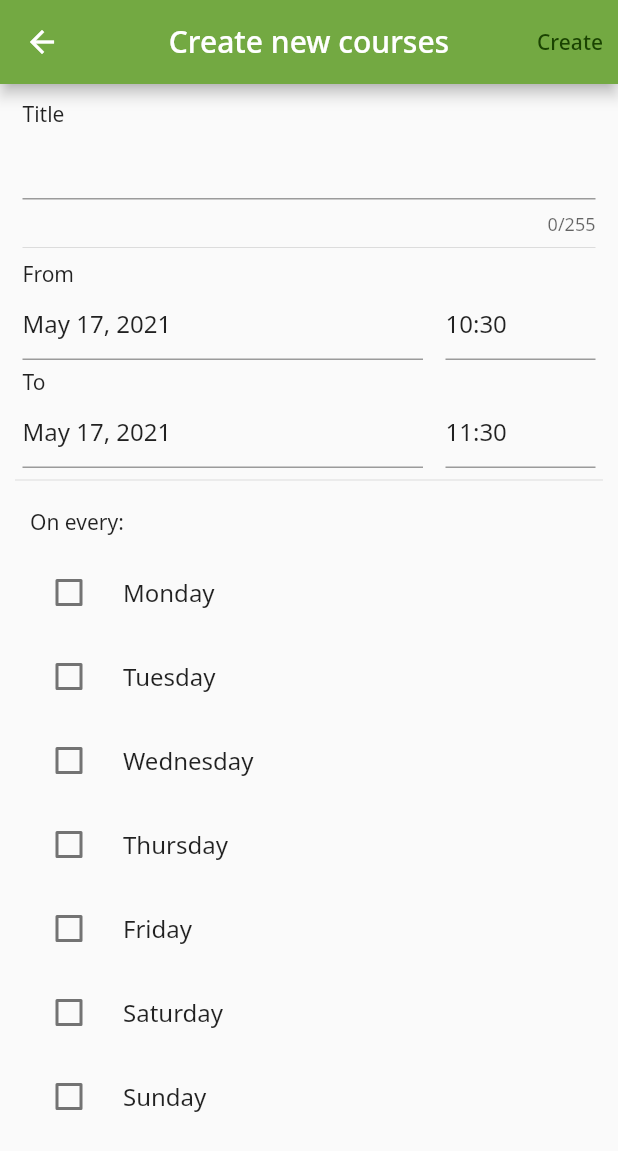
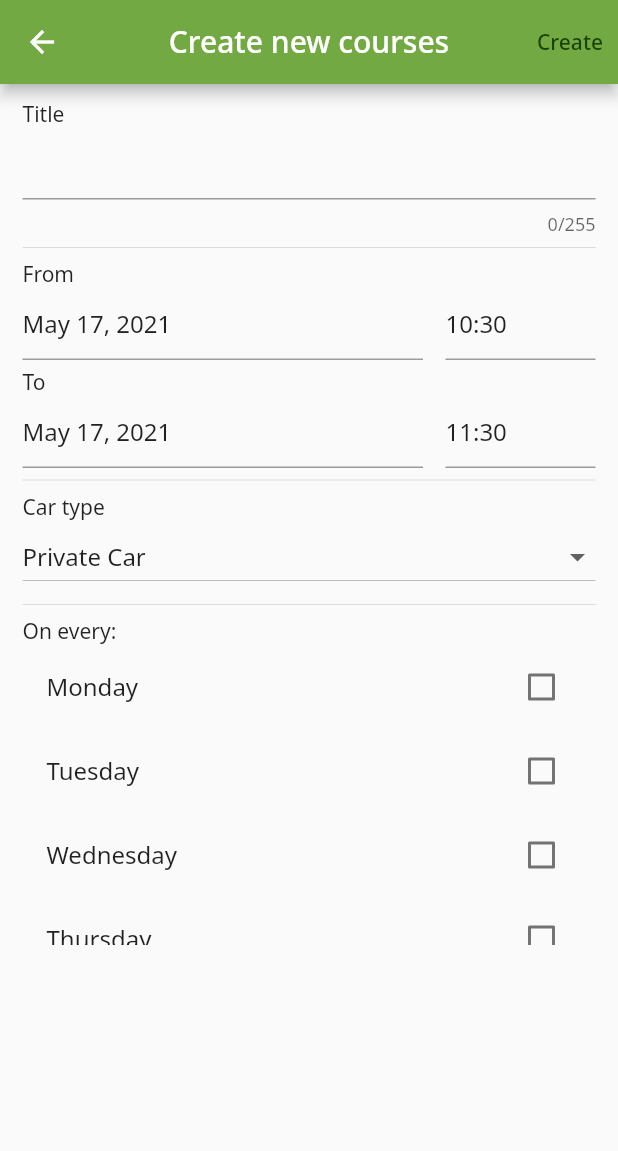
Before and after one commit to IVE-CW-IT114105-2A-FYP-Group2/one-take-pass-remake, a Flutter app: the OTPCalenderEventAdder screen opened directly, after a tap on "Create", on a phone screen of 412 x 824 dp. Shown: the top 1151 px of the screen. Run offline on Flutter 3.47's test engine with Material 2 defaults, Android fonts, the phone set to English and light mode, and no system bars; drawn by our look-alikes of date_time_picker; our stand-ins replace dio, flutter_login, font_awesome_flutter, shared_preferences, table_calendar; accounts and stored records are empty; network calls fail.

```diff
--- /dev/null
+++ b/lib/api/calendar/calendar.dart
@@ -0,0 +1,4 @@
+abstract class CalendarInterface {
+  DateTime get start;
+  DateTime get end;
+}
--- a/lib/pages/index.dart
+++ b/lib/pages/index.dart
@@ -87,7 +87,7 @@ class _OTPIndex extends State<OTPIndex> {
           },
           child: Icon(Icons.add),
           mini: false,
-          tooltip: "Add events",
+          tooltip: "Add courses",
         );
       default:
         return null;
@@ -124,9 +124,9 @@ class _OTPIndex extends State<OTPIndex> {
 class UserIdentify extends StatelessWidget {
   static bool _firstTime = true;
   final Widget Function(UserREST) child;
-  UserREST _currentLoginUser;
+  //UserREST _currentLoginUser;
 
-  UserREST get currentLoginUser => _currentLoginUser;
+  //UserREST get currentLoginUser => _currentLoginUser;
 
   UserIdentify({@required this.child});
 
--- a/lib/pages/subpages/calender.dart
+++ b/lib/pages/subpages/calender.dart
@@ -1,4 +1,5 @@
 import 'dart:async';
+import 'dart:convert';
 
 import 'package:date_time_picker/date_time_picker.dart';
 import 'package:flutter/cupertino.dart' show CupertinoIcons;
@@ -6,6 +7,8 @@ import 'package:flutter/material.dart';
 import 'package:flutter/services.dart';
 
 import 'package:intl/intl.dart' show DateFormat;
+import 'package:intl/date_symbol_data_local.dart';
+import 'package:one_take_pass_remake/api/userdata/login_request.dart';
 import 'package:one_take_pass_remake/main.dart' show routeObserver;
 import 'package:one_take_pass_remake/themes.dart';
 import 'package:table_calendar/table_calendar.dart';
@@ -44,17 +47,6 @@ class _OTPCalender extends State<OTPCalender> with RouteAware {
   @override
   void didPopNext() {
     setState(() {});
-  }
-
-  ///Show empty string if [dt] is null
-  ///
-  ///That because some event don't store in dateTime in Google Calendar
-  String _timeDisplayHandler(DateTime dt) {
-    try {
-      return DateFormat("Hm").format(dt);
-    } catch (null_datetime) {
-      return "";
-    }
   }
 
   ///All interface about calendar
@@ -195,16 +187,23 @@ class OTPCalenderEventAdder extends StatefulWidget {
 
 ///An interface that add a event to Google Calendar
 class _OTPCalenderEventAdder extends State<OTPCalenderEventAdder> {
-  ///Selected which day will repeated
-  final Map<String, bool> _selectedDay = {
-    "mon": false,
-    "tue": false,
-    "wed": false,
-    "thur": false,
-    "fri": false,
-    "sat": false,
-    "sun": false
+  static final List<String> _availableCarTypes = [
+    "Private Car",
+    "Goods Vehicle",
+    "Bus"
+  ];
+
+  final Map<int, bool> _wdMapper = {
+    DateTime.monday: false,
+    DateTime.tuesday: false,
+    DateTime.wednesday: false,
+    DateTime.thursday: false,
+    DateTime.friday: false,
+    DateTime.saturday: false,
+    DateTime.sunday: false
   };
+
+  String _currentCarType = _availableCarTypes[0];
 
   ///Controller for [TextField]
   Map<String, TextEditingController> _controllers;
@@ -217,45 +216,57 @@ class _OTPCalenderEventAdder extends State<OTPCalenderEventAdder> {
     "end": DateTime.now().add(Duration(hours: 1))
   };
 
-  ///A lazy way to assign [_selectedDay] to define repeated day
-  void _assignDayVal(String day, bool newVal) {
-    _selectedDay[day] = newVal;
-  }
+  Future<Map<String, dynamic>> _courseMaker(
+      String title,
+      String carType,
+      DateTime startRange,
+      DateTime endRange,
+      Map<int, bool> repeatedWeekdate) async {
+    Map<String, String> _dtToRESTJsonFactory(DateTime start, DateTime end) {
+      String exporter(DateTime dt) {
+        // Default uses en_US which SWAPPED POSITION OF MONTH AND DATE
+        String date = DateFormat.yMd('en_GB').format(dt).replaceAll("/", "-");
+        String time = DateFormat.Hm('en_GB').format(dt) + ":00";
+        return date + " " + time;
+      }
 
-  ///Convert Map's key to DateTime's enum ints
-  String repeatDayKeyConverter(int weekday) {
-    switch (weekday) {
-      case DateTime.monday:
-        return "mon";
-      case DateTime.tuesday:
-        return "tue";
-      case DateTime.wednesday:
-        return "wed";
-      case DateTime.thursday:
-        return "thur";
-      case DateTime.friday:
-        return "fri";
-      case DateTime.saturday:
-        return "sat";
-      case DateTime.sunday:
-        return "sun";
-      default:
-        throw "Invalid day";
+      return {"start": exporter(start), "stop": exporter(end)};
     }
-  }
 
-  ///Uses for unified date format
-  String getCWDDate(DateTime c) {
-    return DateFormat("yyyy-MM-dd").format(c);
+    List<Map<String, String>> _coursesTimeFactory(
+        DateTime start, DateTime end) {
+      List<Map<String, String>> coursesTime = [];
+      DateTime chdt = start; //Current handle date time
+      int rangeInSec() {
+        int toSec(DateTime t) =>
+            (t.hour * 60 * 60) + (t.minute * 60) + t.second;
+        return toSec(end) - toSec(start);
+      }
+
+      while (end.isAfter(chdt)) {
+        if (repeatedWeekdate[chdt.weekday]) {
+          DateTime chdte = chdt.add(Duration(seconds: rangeInSec()));
+          coursesTime.add(_dtToRESTJsonFactory(chdt, chdte));
+        }
+        chdt = chdt.add(Duration(days: 1));
+      }
+
+      return coursesTime;
+    }
+
+    return {
+      "refresh_token": (await UserTokenLocalStorage.getToken()),
+      "title": title,
+      "type": carType,
+      "course_time": _coursesTimeFactory(startRange, endRange)
+    };
   }
 
   @override
   void initState() {
     super.initState();
-    _controllers = {
-      "summary": TextEditingController(),
-      "attendees": TextEditingController()
-    };
+    initializeDateFormatting();
+    _controllers = {"summary": TextEditingController()};
   }
 
   @override
@@ -268,79 +279,39 @@ class _OTPCalenderEventAdder extends State<OTPCalenderEventAdder> {
 
   @override
   Widget build(BuildContext context) {
-    //Widget sets
-    final List<CheckboxListTile> _weekDays = <CheckboxListTile>[
-      CheckboxListTile(
-        value: _selectedDay["mon"],
-        onChanged: (n) {
-          setState(() {
-            _assignDayVal("mon", n);
-          });
-        },
-        title: Text("Monday"),
-        controlAffinity: ListTileControlAffinity.leading,
-      ),
-      CheckboxListTile(
-        value: _selectedDay["tue"],
-        onChanged: (n) {
-          setState(() {
-            _assignDayVal("tue", n);
-          });
-        },
-        title: Text("Tuesday"),
-        controlAffinity: ListTileControlAffinity.leading,
-      ),
-      CheckboxListTile(
-        value: _selectedDay["wed"],
-        onChanged: (n) {
-          setState(() {
-            _assignDayVal("wed", n);
-          });
-        },
-        title: Text("Wednesday"),
-        controlAffinity: ListTileControlAffinity.leading,
-      ),
-      CheckboxListTile(
-        value: _selectedDay["thur"],
-        onChanged: (n) {
-          setState(() {
-            _assignDayVal("thur", n);
-          });
-        },
-        title: Text("Thursday"),
-        controlAffinity: ListTileControlAffinity.leading,
-      ),
-      CheckboxListTile(
-        value: _selectedDay["fri"],
-        onChanged: (n) {
-          setState(() {
-            _assignDayVal("fri", n);
-          });
-        },
-        title: Text("Friday"),
-        controlAffinity: ListTileControlAffinity.leading,
-      ),
-      CheckboxListTile(
-        value: _selectedDay["sat"],
-        onChanged: (n) {
-          setState(() {
-            _assignDayVal("sat", n);
-          });
-        },
-        title: Text("Saturday"),
-        controlAffinity: ListTileControlAffinity.leading,
-      ),
-      CheckboxListTile(
-        value: _selectedDay["sun"],
-        onChanged: (n) {
-          setState(() {
-            _assignDayVal("sun", n);
-          });
-        },
-        title: Text("Sunday"),
-        controlAffinity: ListTileControlAffinity.leading,
-      )
-    ];
+    List<CheckboxListTile> _weekDayPickers() {
+      List<CheckboxListTile> pickers = [];
+      _wdMapper.forEach((weekday, isRepeated) {
+        pickers.add(CheckboxListTile(
+          value: isRepeated,
+          onChanged: (bool newVal) {
+            setState(() {
+              _wdMapper[weekday] = newVal;
+            });
+          },
+          title: Text((<String>() {
+            switch (weekday) {
+              case DateTime.monday:
+                return "Monday";
+              case DateTime.tuesday:
+                return "Tuesday";
+              case DateTime.wednesday:
+                return "Wednesday";
+              case DateTime.thursday:
+                return "Thursday";
+              case DateTime.friday:
+                return "Friday";
+              case DateTime.saturday:
+                return "Saturday";
+              case DateTime.sunday:
+                return "Sunday";
+            }
+          })()),
+        ));
+      });
+      return pickers;
+    }
+
     return Scaffold(
       appBar: AppBar(
         actions: [
@@ -363,7 +334,11 @@ class _OTPCalenderEventAdder extends State<OTPCalenderEventAdder> {
                           ));
                 } else {
                   //Insert event handler
-
+                  _courseMaker(_controllers["summary"].text, _currentCarType,
+                          _eventsMap["start"], _eventsMap["end"], _wdMapper)
+                      .then((obj) {
+                    print(jsonEncode(obj));
+                  });
                 }
               },
               child: Text(
@@ -422,14 +397,33 @@ class _OTPCalenderEventAdder extends State<OTPCalenderEventAdder> {
                     });
                   },
                 ),
+                Divider(),
+                Text("Car type"),
+                DropdownButton<String>(
+                  value: _currentCarType,
+                  items: _availableCarTypes
+                      .map<DropdownMenuItem<String>>(
+                          (String carType) => DropdownMenuItem(
+                                child: Text(carType),
+                                value: carType,
+                              ))
+                      .toList(),
+                  onChanged: (String carType) {
+                    setState(() {
+                      _currentCarType = carType;
+                    });
+                  },
+                  isExpanded: true,
+                ),
+                Divider(),
+                Text("On every:"),
+                Container(
+                    width: MediaQuery.of(context).size.width,
+                    height: 200,
+                    child: ListView(children: _weekDayPickers()))
               ],
             ),
           ),
-          Divider(),
-          Column(crossAxisAlignment: CrossAxisAlignment.start, children: [
-            Padding(child: Text("On every:"), padding: EdgeInsets.all(10)),
-            Container(child: Column(children: _weekDays)),
-          ]),
         ]),
       ),
     );
```
Also changed, not shown: lib/api/calendar/courses.dart (added, +9 -0 lines), lib/api/calendar/setup.dart (deleted, +0 -51 lines), lib/api/calendar/appointment.dart (added).
